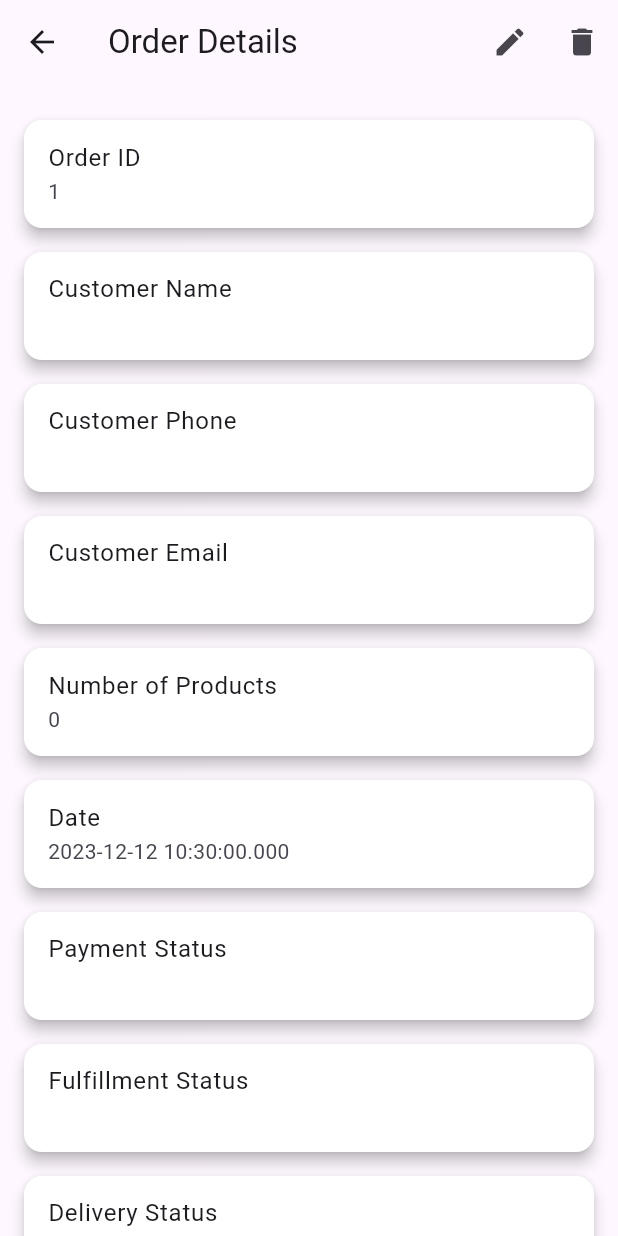
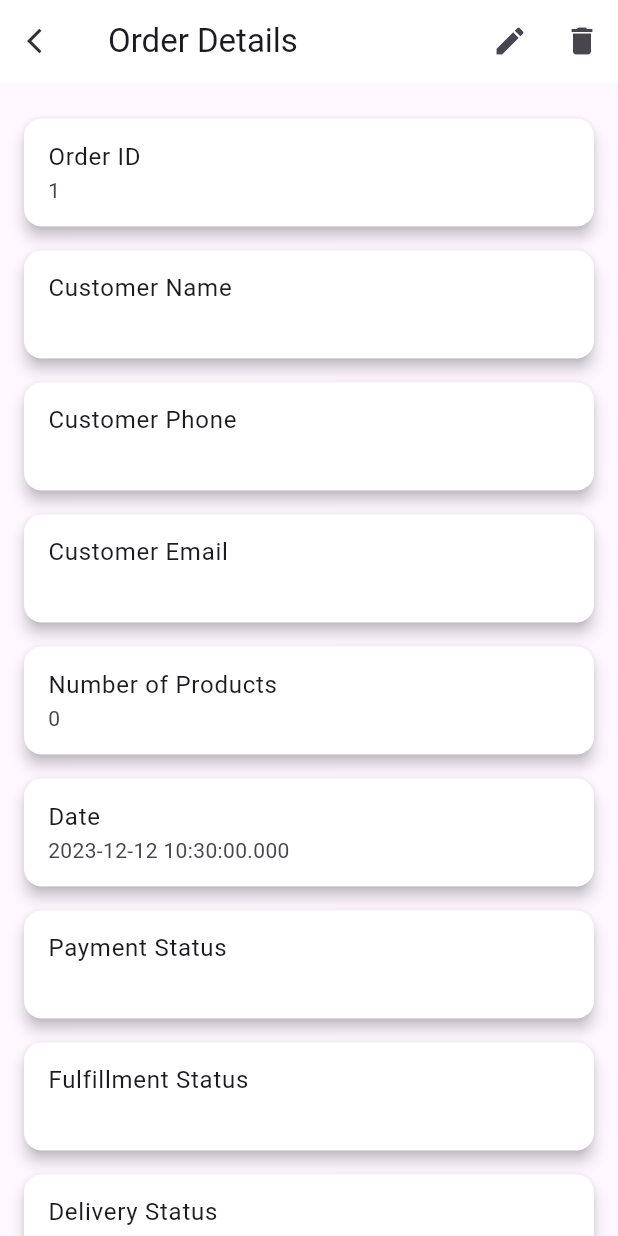
Before and after one commit to StrangerDeveloper/ismmart_vms, a Flutter app: the OrderView screen opened by its route, on a phone screen of 412 x 824 dp. Run offline on Flutter 3.47's test engine with Material 3 defaults, Android fonts, the phone set to English and light mode, and no system bars; our stand-ins replace cached_network_image, firebase_core, fl_chart, flutter_svg, get, get_storage and 2 more; accounts and stored records are empty; statements that could not run were skipped; project files that could hold a hidden picture were left out.

Commit message:
added custom appBar to order screen

```diff
--- a/lib/screens/Order/order_view.dart
+++ b/lib/screens/Order/order_view.dart
@@ -2,6 +2,7 @@ import 'package:flutter/material.dart';
 import 'package:get/get.dart';
 import 'package:ismmart_vms/helper/constants.dart';
 import 'package:ismmart_vms/screens/Order/order_viewModel.dart';
+import 'package:ismmart_vms/widgets/custom_appbar.dart';
 import 'package:ismmart_vms/widgets/custom_text.dart';
 
 class OrderView extends StatelessWidget {
@@ -15,9 +16,10 @@ class OrderView extends StatelessWidget {
     orderController.fetchOrderDetails(1001);
 
     return Scaffold(
-      appBar: AppBar(
-        title: const Text('Order Details'),
-        actions: [
+      appBar: CustomAppBar(
+        title: 'Order Details',
+        backBtn: false,
+        action: [
           IconButton(
             onPressed: () {
               Get.to(() => const OrderView());
@@ -41,6 +43,33 @@ class OrderView extends StatelessWidget {
           ),
         ],
       ),
+
+      // appBar: AppBar(
+      //   title: const Text('Order Details'),
+      //   actions: [
+      //     IconButton(
+      //       onPressed: () {
+      //         Get.to(() => const OrderView());
+      //       },
+      //       icon: const Icon(Icons.edit),
+      //     ),
+      //     IconButton(
+      //       onPressed: () {
+      //         Get.defaultDialog(
+      //           title: 'Delete Order',
+      //           middleText: 'Are you sure you want to delete this order?',
+      //           textConfirm: 'Yes',
+      //           textCancel: 'No',
+      //           onConfirm: () {
+      //             // Delete order
+      //             Get.back();
+      //           },
+      //         );
+      //       },
+      //       icon: const Icon(Icons.delete),
+      //     ),
+      //   ],
+      // ),
       body: Obx(
         () => orderController.order.value.orderId == 0
             ? const Center(
--- a/lib/screens/login/login_view.dart
+++ b/lib/screens/login/login_view.dart
@@ -1,6 +1,5 @@
 import 'package:flutter/material.dart';
 import 'package:get/get.dart';
-import 'package:ismmart_vms/screens/dashboard/dashboard_view.dart';
 import 'package:ismmart_vms/screens/login/login_viewmodel.dart';
 import 'package:ismmart_vms/widgets/scrollable_column.dart';
 import 'package:ismmart_vms/helper/languages/translations_key.dart' as langKey;
```
